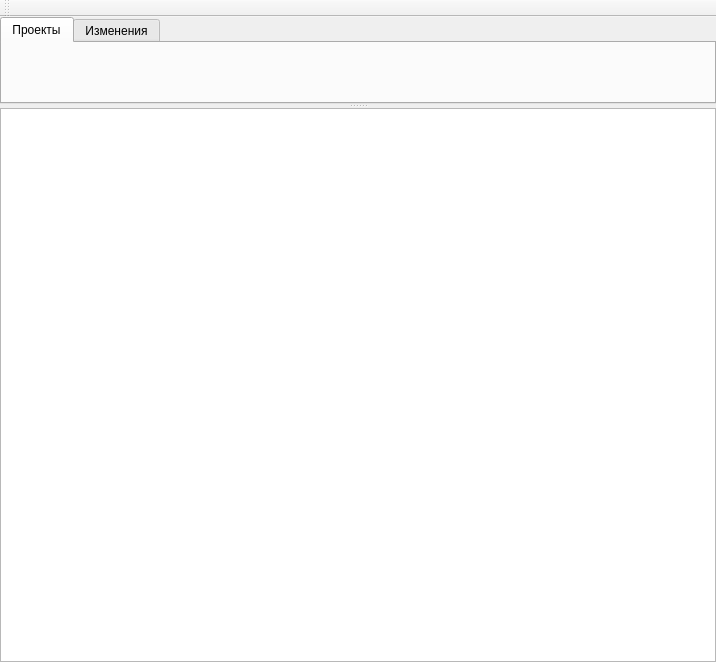
Qt form src/AppLetTF.ui (rnikbond/AppLetTF) before a commit.
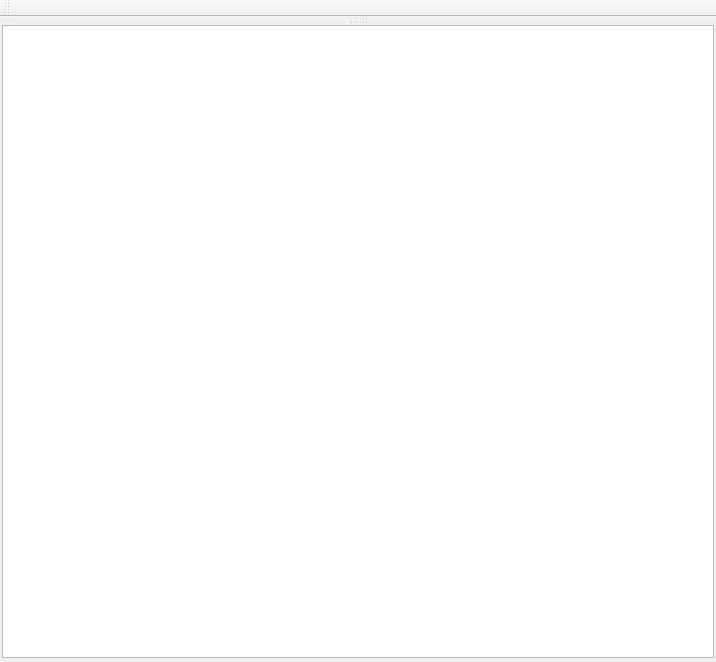
The same form after that commit. Custom widgets are drawn as their Qt base class.

The edit to the form file:
```diff
--- a/src/AppLetTF.ui
+++ b/src/AppLetTF.ui
@@ -16,33 +16,30 @@
   <widget class="QWidget" name="centralwidget">
    <layout class="QVBoxLayout" name="verticalLayout_3">
     <property name="spacing">
-     <number>0</number>
+     <number>4</number>
     </property>
     <property name="leftMargin">
-     <number>0</number>
+     <number>2</number>
     </property>
     <property name="topMargin">
-     <number>0</number>
+     <number>4</number>
     </property>
     <property name="rightMargin">
-     <number>0</number>
+     <number>2</number>
     </property>
     <property name="bottomMargin">
-     <number>0</number>
+     <number>4</number>
     </property>
     <item>
      <widget class="QSplitter" name="splitter">
       <property name="orientation">
        <enum>Qt::Vertical</enum>
       </property>
-      <widget class="QTabWidget" name="tabWidget">
+      <widget class="QStackedWidget" name="stackedWidget">
        <property name="currentIndex">
         <number>0</number>
        </property>
-       <widget class="QWidget" name="projectsTab">
-        <attribute name="title">
-         <string>Проекты</string>
-        </attribute>
+       <widget class="QWidget" name="projectsPage">
         <layout class="QVBoxLayout" name="verticalLayout">
          <property name="spacing">
           <number>0</number>
@@ -64,10 +61,7 @@
          </item>
         </layout>
        </widget>
-       <widget class="QWidget" name="changesTab">
-        <attribute name="title">
-         <string>Изменения</string>
-        </attribute>
+       <widget class="QWidget" name="changesPage">
         <layout class="QVBoxLayout" name="verticalLayout_2">
          <property name="spacing">
           <number>0</number>
```
